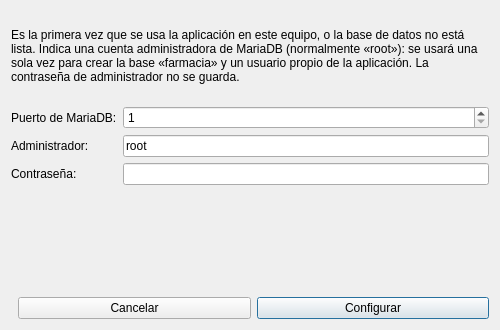
The window that app/src/dialogs/configurarbddialog.ui (LXorro/Farmacia-PDV) describes before a commit, drawn with Qt 5.
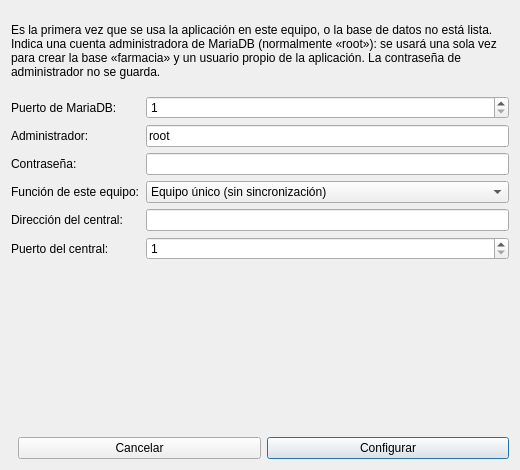
The same window after the commit.

```diff
--- a/app/src/dialogs/configurarbddialog.ui
+++ b/app/src/dialogs/configurarbddialog.ui
@@ -3,7 +3,7 @@
  <class>ConfigurarBdDialog</class>
  <widget class="QDialog" name="ConfigurarBdDialog">
   <property name="geometry">
-   <rect><x>0</x><y>0</y><width>500</width><height>330</height></rect>
+   <rect><x>0</x><y>0</y><width>520</width><height>470</height></rect>
   </property>
   <property name="windowTitle"><string>Configurar base de datos — Farmacia</string></property>
   <layout class="QVBoxLayout" name="verticalLayout">
@@ -40,8 +40,39 @@
        <property name="echoMode"><enum>QLineEdit::Password</enum></property>
       </widget>
      </item>
+     <item row="3" column="0">
+      <widget class="QLabel" name="labelFuncion"><property name="text"><string>Función de este equipo:</string></property></widget>
+     </item>
+     <item row="3" column="1">
+      <widget class="QComboBox" name="comboFuncion">
+       <item><property name="text"><string>Equipo único (sin sincronización)</string></property></item>
+       <item><property name="text"><string>Central</string></property></item>
+       <item><property name="text"><string>Sucursal</string></property></item>
+      </widget>
+     </item>
+     <item row="4" column="0">
+      <widget class="QLabel" name="labelHostCentral"><property name="text"><string>Dirección del central:</string></property></widget>
+     </item>
+     <item row="4" column="1">
+      <widget class="QLineEdit" name="lineHostCentral"/>
+     </item>
+     <item row="5" column="0">
+      <widget class="QLabel" name="labelPuertoCentral"><property name="text"><string>Puerto del central:</string></property></widget>
+     </item>
+     <item row="5" column="1">
+      <widget class="QSpinBox" name="spinPuertoCentral">
+       <property name="minimum"><number>1</number></property>
+       <property name="maximum"><number>65535</number></property>
+      </widget>
+     </item>
     </layout>
    </item>
+   <item>
+    <widget class="QLabel" name="labelAyudaFuncion">
+     <property name="wordWrap"><bool>true</bool></property>
+     <property name="text"><string/></property>
+    </widget>
+   </item>
    <item>
     <widget class="QLabel" name="labelError">
      <property name="text"><string/></property>
```
